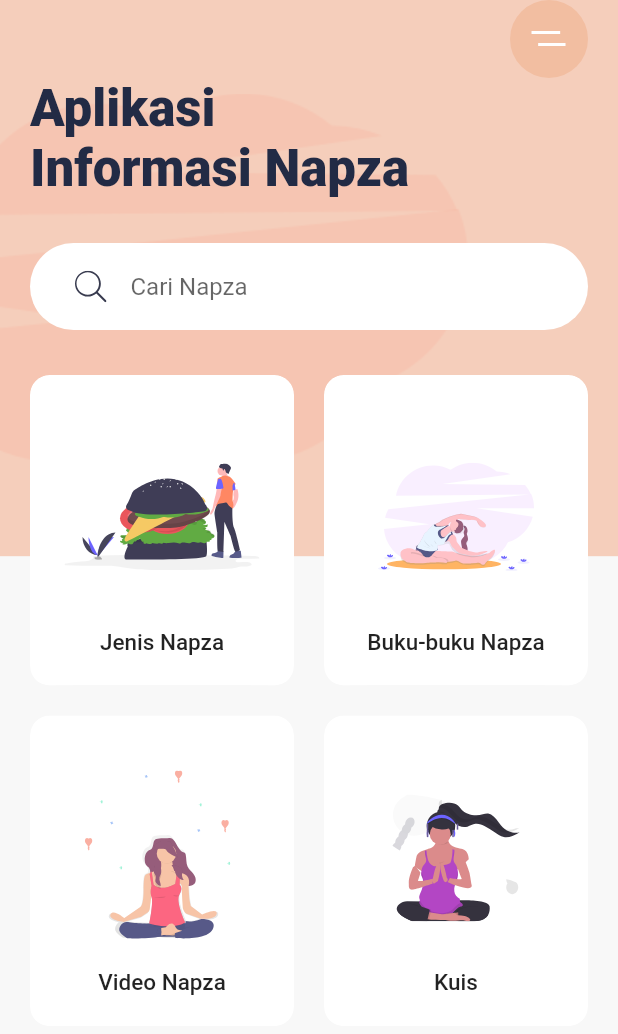
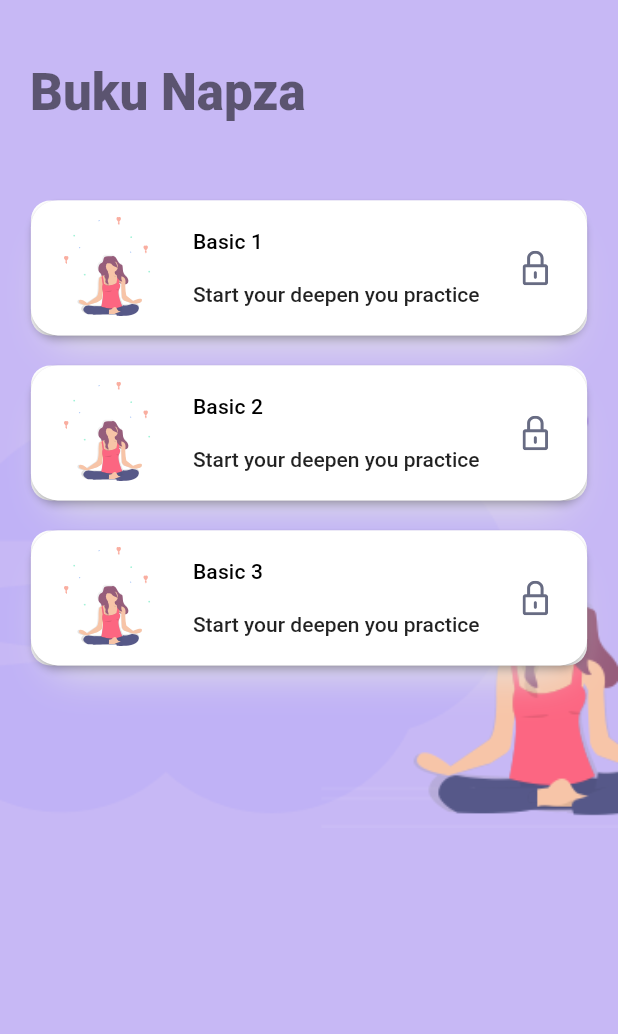
Before and after one commit to natayudarsi/info_napza, a Flutter app: the screen it shows after launch, after a tap on "Buku-buku Napza", on a phone screen of 412 x 824 dp. Shown: the top 1034 px of the screen. Run offline on Flutter 3.47's test engine with Material 2 defaults, Android fonts, the phone set to English and light mode, and no system bars; our stand-ins replace flutter_svg, native_pdf_view; missing offline and left inert: a package.

Commit message:
feat : add feature to read book of napza

```diff
--- /dev/null
+++ b/lib/app.dart
@@ -0,0 +1,24 @@
+import 'package:flutter/material.dart';
+import 'package:info_napza/common/routing/routing.dart';
+
+import 'common/routing/routes.dart';
+
+void main() => runApp(MyApp());
+
+class MyApp extends StatelessWidget {
+  // This widget is the root of your application.
+  @override
+  Widget build(BuildContext context) {
+    return MaterialApp(
+      debugShowCheckedModeBanner: false,
+      title: 'App Quiz',
+      theme: ThemeData(
+        primarySwatch: Colors.blue,
+        visualDensity: VisualDensity.adaptivePlatformDensity,
+      ),
+      initialRoute: Routes.homeScreen,
+      onGenerateRoute: RouteGenerator.generateRoute,
+      // home: ScreenGame(),
+    );
+  }
+}
--- a/lib/common/routing/routes.dart
+++ b/lib/common/routing/routes.dart
@@ -1,5 +1,5 @@
 class Routes {
-  static const String homeScreen = '';
+  static const String homeScreen = '/';
   static const String jenisNapzaScreen = '/jenisNapza';
   static const String bukuNapzaScreen = '/bukuNapza';
   static const String kuisScreen = '/kuis';
--- a/lib/common/routing/routing.dart
+++ b/lib/common/routing/routing.dart
@@ -1,8 +1,14 @@
 import 'package:flutter/material.dart';
+import 'package:flutter/widgets.dart';
 import 'package:info_napza/category_card.dart';
-import 'package:info_napza/common/routing/routes.dart';
-import 'package:info_napza/home.dart';
+import 'package:info_napza/details_screen.dart';
+import 'package:info_napza/home_page.dart';
+import 'package:info_napza/main.dart';
+import 'package:info_napza/presentation/screens/buku_napza/buku_napza_screen.dart';
+import 'package:info_napza/presentation/widget/error_screen.dart';
 import 'package:info_napza/presentation/widget/slide_transition_widget.dart';
+
+import 'routes.dart';
 
 class RouteGenerator {
   static Route<dynamic> generateRoute(RouteSettings settings) {
@@ -16,14 +22,38 @@ class RouteGenerator {
          animationTo: AnimationTo.left,
          page: _buildJenisScreen()
         ) ;
+      case Routes.kuisScreen:
+        return SlideRouteTransition(
+          animationTo: AnimationTo.left,
+          page: _kuisScreen()
+        );
+
+      case Routes.bukuNapzaScreen:
+        return SlideRouteTransition(
+          animationTo: AnimationTo.left,
+          page: _buildBukuNapzaScreen()
+        );
+      default:
+      return MaterialPageRoute<dynamic>(builder: (_) => _buildErrorScreen());
     }
   }
 
   static Widget _buildHomeScreen() {
-    return HomeScreen();
+    return MyHomePageScreen();
   }
 
   static Widget _buildJenisScreen() {
     return CategoryCard();
   }
+
+  static Widget _kuisScreen() {
+    return DetailsScreen();
+  }
+    static Widget _buildErrorScreen() {
+      return ErrorScreen();
+  }
+
+  static Widget _buildBukuNapzaScreen() {
+    return BukuNapzaScreen();
+  }
 }
--- a/lib/home_page.dart
+++ b/lib/home_page.dart
@@ -1,8 +1,8 @@
 import 'package:flutter/material.dart';
 import 'package:flutter_svg/flutter_svg.dart';
 import 'package:info_napza/category_card.dart';
+import 'package:info_napza/common/routing/routes.dart';
 import 'package:info_napza/details_screen.dart';
-import 'package:info_napza/presentation/screens/buku_napza/buku_napza.dart';
 import 'package:info_napza/search_bar.dart';
 import 'package:native_pdf_view/native_pdf_view.dart';
 
@@ -81,29 +81,35 @@ class _MyHomePageScreenState extends State<MyHomePageScreen> {
                         CategoryCard(
                           title: "Jenis Napza",
                           svgSrc: "assets/icons/Hamburger.svg",
-                          press: () {},
+                          press: () {
+                            // Navigator.of(context).pushNamed(Routes.kuisScreen);
+                          },
                         ),
                         CategoryCard(
                           title: "Buku-buku Napza",
                           svgSrc: "assets/icons/Excrecises.svg",
-                          press: () {},
+                          press: () {
+                            Navigator.of(context).pushNamed(Routes.bukuNapzaScreen);
+                          },
                         ),
                         CategoryCard(
                           title: "Video Napza",
                           svgSrc: "assets/icons/Meditation.svg",
                           press: () {
-                            Navigator.push(
-                              context,
-                              MaterialPageRoute(builder: (context) {
-                                return BookViewScreen(document: document);
-                              }),
-                            );
+                            // Navigator.push(
+                            //   context,
+                            //   MaterialPageRoute(builder: (context) {
+                            //     return BookViewScreen(document: document);
+                            //   }),
+                            // );
                           },
                         ),
                         CategoryCard(
                           title: "Kuis",
                           svgSrc: "assets/icons/yoga.svg",
-                          press: () {},
+                          press: () {
+                            Navigator.of(context).pushNamed(Routes.kuisScreen);
+                          },
                         ),
                       ],
                     )
--- a/lib/main.dart
+++ b/lib/main.dart
@@ -7,22 +7,24 @@ import 'package:info_napza/home.dart';
 import 'package:info_napza/home_page.dart';
 import 'package:info_napza/search_bar.dart';
 
+import 'app.dart' as app;
 void main() {
-  runApp(MyApp());
+  // runApp(MyApp());
+  app.main();
 }
 
-class MyApp extends StatelessWidget {
-  @override
-  Widget build(BuildContext context) {
-    return MaterialApp(
-      debugShowCheckedModeBanner: false,
-      title: 'Info Napza App',
-      theme: ThemeData(
-        fontFamily: "Cairo",
-        scaffoldBackgroundColor: Color(0xFFF8F8F8),
-        textTheme: Theme.of(context).textTheme.apply(displayColor: Color(0xFF222B45))
-      ),
-      home: MyHomePageScreen(),
-    );
-  }
-}
+// class MyApp extends StatelessWidget {
+//   @override
+//   Widget build(BuildContext context) {
+//     return MaterialApp(
+//       debugShowCheckedModeBanner: false,
+//       title: 'Info Napza App',
+//       theme: ThemeData(
+//         fontFamily: "Cairo",
+//         scaffoldBackgroundColor: Color(0xFFF8F8F8),
+//         textTheme: Theme.of(context).textTheme.apply(displayColor: Color(0xFF222B45))
+//       ),
+//       home: MyHomePageScreen(),
+//     );
+//   }
+// }
--- /dev/null
+++ b/lib/presentation/screens/buku_napza/buku_napza_screen.dart
@@ -0,0 +1,233 @@
+import 'package:flutter/material.dart';
+import 'package:flutter_svg/svg.dart';
+import 'package:info_napza/common/config/screen_config.dart';
+import 'package:info_napza/presentation/widget/pdf_viewer.dart';
+// import 'package:info_napza/bottom_navbar.dart';
+import 'package:info_napza/search_bar.dart';
+import 'package:native_pdf_view/native_pdf_view.dart';
+
+class BukuNapzaScreen extends StatefulWidget{
+  @override
+  State<StatefulWidget> createState() => _BukuNapzaScreenState();
+
+}
+
+class _BukuNapzaScreenState extends State<BukuNapzaScreen> {
+  PDFDocument document;
+
+  Future<void> _getDocument(String idDocument) async{
+    document = await PDFDocument.openAsset('assets/pdf/$idDocument.pdf');
+  }
+
+  @override
+  void initState() {
+    super.initState();
+    // _getDocument('1');
+  }
+
+  @override
+  Widget build(BuildContext context) {
+    var size = MediaQuery.of(context).size;
+    return Scaffold(
+      body: Stack(
+        children: <Widget>[
+          Container(
+            height: size.height ,
+            decoration: BoxDecoration(
+              color: Color(0xFFC7B8F5),
+              image: DecorationImage(
+                image: AssetImage("assets/images/meditation_bg.png"),
+                fit: BoxFit.fitWidth,
+              ),
+            ),
+          ),
+          SafeArea(
+            child: Padding(
+              padding: const EdgeInsets.symmetric(horizontal: 20),
+              child: SingleChildScrollView(
+                child: Column(
+                  crossAxisAlignment: CrossAxisAlignment.start,
+                  children: <Widget>[
+                    SizedBox(
+                      height: size.height * 0.05,
+                    ),
+                    Text(
+                      "Buku Napza",
+                      style: Theme.of(context)
+                          .textTheme
+                          .display1
+                          .copyWith(fontWeight: FontWeight.w900),
+                    ),
+                    // SizedBox(height: 10),
+                    // Text(
+                    //   "3-10 MIN Course",
+                    //   style: TextStyle(fontWeight: FontWeight.bold),
+                    // ),
+                    // SizedBox(height: 10),
+                    // SizedBox(
+                    //   width: size.width * .6, // it just take 60% of total width
+                    //   child: Text(
+                    //     "Live happier and healthier by learning the fundamentals of meditation and mindfulness",
+                    //   ),
+                    // ),
+                    // SizedBox(height: 20),
+                    // Text(
+                    //   "Meditation",
+                    //   style: Theme.of(context)
+                    //       .textTheme
+                    //       .title
+                    //       .copyWith(fontWeight: FontWeight.bold),
+                    // ),
+
+
+                  ],
+                ),
+              ),
+            ),
+          ),
+          Container(
+            margin: EdgeInsets.only(top: size.height * 0.15),
+            // color: Colors.red,
+            child: ListView.builder(
+                      itemCount: 3,
+                      itemBuilder: (context, index){
+                        return Container(
+                          margin: EdgeInsets.symmetric(
+                            vertical: 10,
+                            horizontal: size.width * 0.05
+
+                            ),
+                          // padding: EdgeInsets.all(10),
+                          height: 90,
+                          decoration: BoxDecoration(
+                            color: Colors.white,
+                            borderRadius: BorderRadius.circular(13),
+                            boxShadow: [
+                              BoxShadow(
+                                offset: Offset(0, 17),
+                                blurRadius: 23,
+                                spreadRadius: -13,
+                                color: Color(0xFFE6E6E6),
+                              ),
+                            ],
+                          ),
+                          child: RaisedButton(
+                            color: Colors.white,
+                            shape: RoundedRectangleBorder(
+                              borderRadius: BorderRadius.circular(18.0),
+                            ),
+                            onPressed: ()async {
+
+                              document = await PDFDocument.openAsset('assets/pdf/${index+1}.pdf');
+
+                              Navigator.push(
+                                context,
+                                MaterialPageRoute(builder: (context) {
+                                  return BookViewScreen(document: document);
+                                })
+                              );
+                            },
+                                                      child: Row(
+                              children: <Widget>[
+                                SvgPicture.asset(
+                                  "assets/icons/Meditation_women_small.svg",
+                                ),
+                                SizedBox(width: 20),
+                                Expanded(
+                                  child: Column(
+                                    mainAxisAlignment: MainAxisAlignment.spaceEvenly,
+                                    crossAxisAlignment: CrossAxisAlignment.start,
+                                    children: <Widget>[
+                                      Text(
+                                        "Basic ${index+1}",
+                                        style: Theme.of(context).textTheme.subtitle,
+                                      ),
+                                      Text("Start your deepen you practice")
+                                    ],
+                                  ),
+                                ),
+                                Padding(
+                                  padding: EdgeInsets.all(10),
+                                  child: SvgPicture.asset("assets/icons/Lock.svg"),
+                                ),
+                              ],
+                            ),
+                          ),
+                        );
+                      }
+                    ),
+          )
+        ],
+      ),
+    );
+  }
+}
+
+class SeassionCard extends StatelessWidget {
+  final int seassionNum;
+  final bool isDone;
+  final Function press;
+  const SeassionCard({
+    Key key,
+    this.seassionNum,
+    this.isDone = false,
+    this.press,
+  }) : super(key: key);
+
+  @override
+  Widget build(BuildContext context) {
+    return LayoutBuilder(builder: (context, constraint) {
+      return ClipRRect(
+        borderRadius: BorderRadius.circular(13),
+        child: Container(
+          width: constraint.maxWidth / 2 -
+              10, // constraint.maxWidth provide us the available with for this widget
+          // padding: EdgeInsets.all(16),
+          decoration: BoxDecoration(
+            color: Colors.white,
+            borderRadius: BorderRadius.circular(13),
+            boxShadow: [
+              BoxShadow(
+                offset: Offset(0, 17),
+                blurRadius: 23,
+                spreadRadius: -13,
+                color: Color(0xFFE6E6E6),
+              ),
+            ],
+          ),
+          child: Material(
+            color: Colors.transparent,
+            child: InkWell(
+              onTap: press,
+              child: Padding(
+                padding: const EdgeInsets.all(16.0),
+                child: Row(
+                  children: <Widget>[
+                    Container(
+                      height: 42,
+                      width: 43,
+                      decoration: BoxDecoration(
+                        color: isDone ? Color(0xFF817DC0) : Colors.white,
+                        shape: BoxShape.circle,
+                        border: Border.all(color: Color(0xFF817DC0)),
+                      ),
+                      child: Icon(
+                        Icons.play_arrow,
+                        color: isDone ? Colors.white : Color(0xFF817DC0),
+                      ),
+                    ),
+                    SizedBox(width: 10),
+                    Text(
+                      "Session $seassionNum",
+                      style: Theme.of(context).textTheme.subtitle,
+                    )
+                  ],
+                ),
+              ),
+            ),
+          ),
+        ),
+      );
+    });
+  }
+}
--- a/pubspec.yaml
+++ b/pubspec.yaml
@@ -51,6 +51,7 @@ flutter:
   assets:
     - assets/icons/
     - assets/images/
+    - assets/pdf/
     - assets/example.pdf
 
   # An image asset can refer to one or more resolution-specific "variants", see
```
Also changed, not shown: lib/common/config/screen_config.dart (added, +49 -0 lines), lib/home.dart (+73 -73 lines), lib/presentation/widget/error_screen.dart (added, +25 -0 lines), lib/widget/bottom_navbar.dart (deleted, +0 -36 lines), lib/presentation/widget/pdf_viewer.dart (renamed from lib/presentation/screens/buku_napza/buku_napza.dart), 1 other file.
